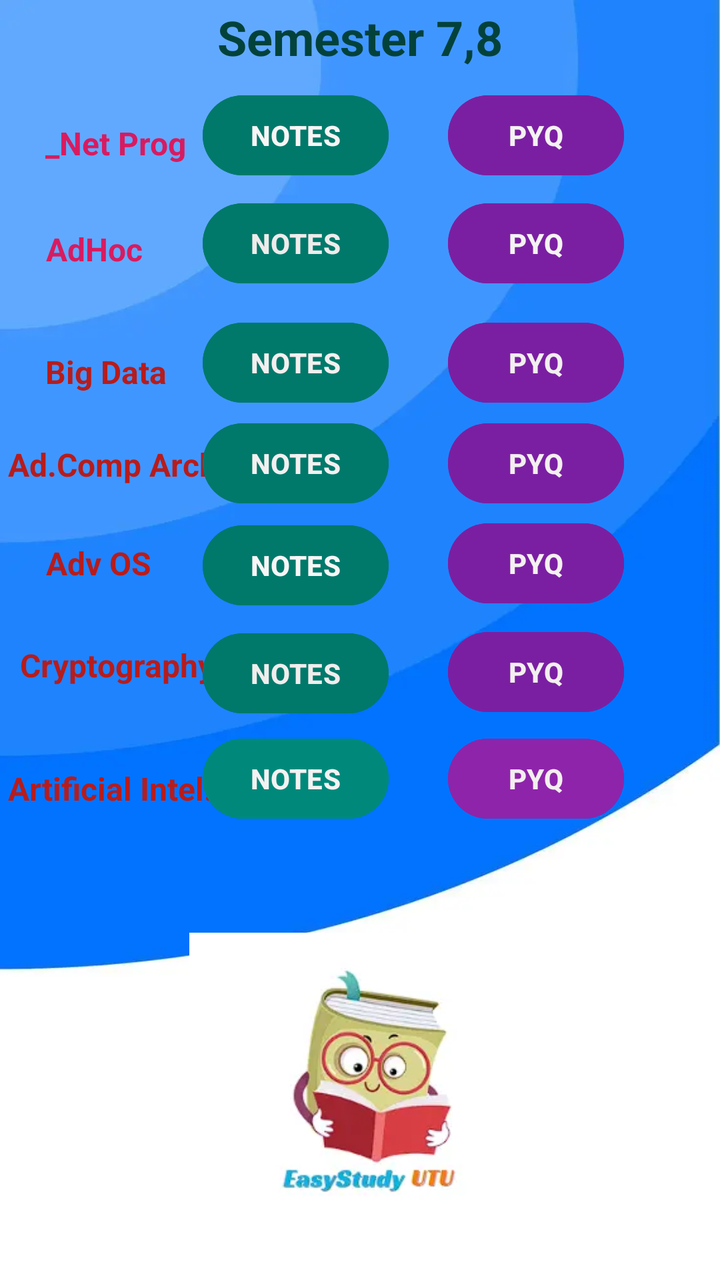
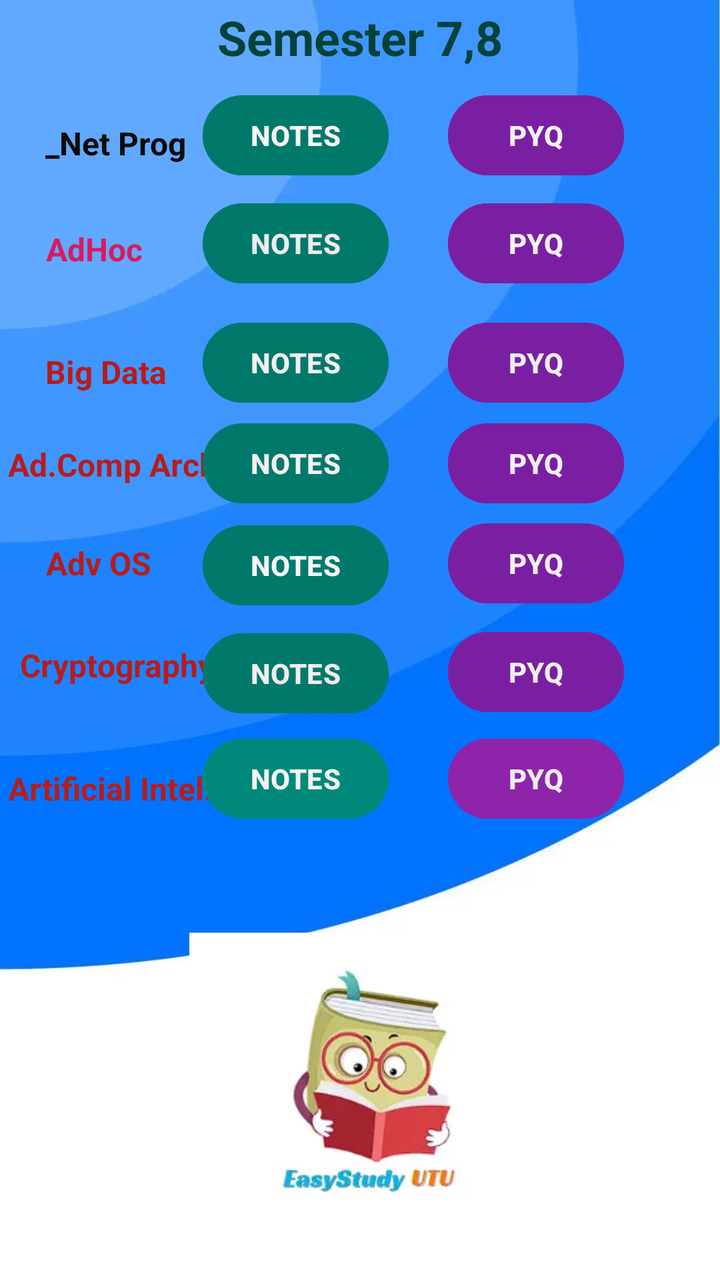

Two renders of the same Android screen: before a commit and after it. Below are the layout's source before the change and the commit's diff.
<!-- AndroidManifest.xml: application theme Theme.EasyStudyUTU -->
<!-- res/layout/activity_fourth_year.xml -->
<?xml version="1.0" encoding="utf-8"?>
<androidx.constraintlayout.widget.ConstraintLayout xmlns:android="http://schemas.android.com/apk/res/android"
    xmlns:app="http://schemas.android.com/apk/res-auto"
    xmlns:tools="http://schemas.android.com/tools"
    style="d"
    android:layout_width="match_parent"
    android:layout_height="match_parent"
    android:background="@drawable/background2"
    android:foregroundTint="#00897B"
    tools:context=".FourthYear">


    <TextView
        android:id="@+id/textView30"
        android:layout_width="wrap_content"
        android:layout_height="wrap_content"
        android:text="Cryptography"
        android:textColor="#B71C1C"
        android:textSize="16dp"
        android:textStyle="bold"
        app:layout_constraintBottom_toBottomOf="parent"
        app:layout_constraintEnd_toEndOf="parent"
        app:layout_constraintHorizontal_bias="0.038"
        app:layout_constraintStart_toStartOf="parent"
        app:layout_constraintTop_toTopOf="parent"
        app:layout_constraintVertical_bias="0.52" />

    <Button
        android:id="@+id/adhocpyq"
        android:layout_width="wrap_content"
        android:layout_height="wrap_content"
        android:backgroundTint="#7B1FA2"
        android:text="PYQ"
        android:textColor="#F4F3F3"
        android:textStyle="bold"
        app:layout_constraintBottom_toBottomOf="parent"
        app:layout_constraintEnd_toEndOf="parent"
        app:layout_constraintHorizontal_bias="0.823"
        app:layout_constraintStart_toStartOf="parent"
        app:layout_constraintTop_toTopOf="parent"
        app:layout_constraintVertical_bias="0.165" />

    <TextView
        android:id="@+id/textView25"
        android:layout_width="wrap_content"
        android:layout_height="wrap_content"
        android:foregroundTint="#F44336"
        android:text="Semester 7,8"
        android:textColor="#03423B"
        android:textSize="24dp"
        android:textStyle="bold"
        app:layout_constraintBottom_toBottomOf="parent"
        app:layout_constraintEnd_toEndOf="parent"
        app:layout_constraintStart_toStartOf="parent"
        app:layout_constraintTop_toTopOf="parent"
        app:layout_constraintVertical_bias="0.004" />

    <TextView
        android:id="@+id/textView26"
        android:layout_width="wrap_content"
        android:layout_height="wrap_content"
        android:text="_Net Prog"
        android:textColor="#D81B60"
        android:textSize="16dp"
        android:textStyle="bold"
        app:layout_constraintBottom_toBottomOf="parent"
        app:layout_constraintEnd_toEndOf="parent"
        app:layout_constraintHorizontal_bias="0.078"
        app:layout_constraintStart_toStartOf="parent"
        app:layout_constraintTop_toTopOf="parent"
        app:layout_constraintVertical_bias="0.098" />

    <Button
        android:id="@+id/dotnetnotes"
        android:layout_width="wrap_content"
        android:layout_height="wrap_content"
        android:backgroundTint="#00796B"
        android:text="NOTES"
        android:textColor="#F8F5F5"
        android:textStyle="bold"
        app:layout_constraintBottom_toBottomOf="parent"
        app:layout_constraintEnd_toEndOf="parent"
        app:layout_constraintHorizontal_bias="0.38"
        app:layout_constraintStart_toStartOf="parent"
        app:layout_constraintTop_toTopOf="parent"
        app:layout_constraintVertical_bias="0.074" />

    <Button
        android:id="@+id/dotnetpyq"
        android:layout_width="wrap_content"
        android:layout_height="wrap_content"
        android:backgroundTint="#7B1FA2"
        android:text="PYQ"
        android:textColor="#F4F2F2"
        android:textStyle="bold"
        app:layout_constraintBottom_toBottomOf="parent"
        app:layout_constraintEnd_toEndOf="parent"
        app:layout_constraintHorizontal_bias="0.823"
        app:layout_constraintStart_toStartOf="parent"
        app:layout_constraintTop_toTopOf="parent"
        app:layout_constraintVertical_bias="0.074" />

    <TextView
        android:id="@+id/textView27"
        android:layout_width="wrap_content"
        android:layout_height="wrap_content"
        android:text="AdHoc "
        android:textColor="#D81B60"
        android:textSize="16dp"
        android:textStyle="bold"
        app:layout_constraintBottom_toBottomOf="parent"
        app:layout_constraintEnd_toEndOf="parent"
        app:layout_constraintHorizontal_bias="0.075"
        app:layout_constraintStart_toStartOf="parent"
        app:layout_constraintTop_toTopOf="parent"
        app:layout_constraintVertical_bias="0.184" />

    <Button
        android:id="@+id/adhocnotes"
        android:layout_width="wrap_content"
        android:layout_height="wrap_content"
        android:backgroundTint="#00796B"
        android:text="NOTES"
        android:textColor="#EFEBEB"
        android:textStyle="bold"
        app:layout_constraintBottom_toBottomOf="parent"
        app:layout_constraintEnd_toEndOf="parent"
        app:layout_constraintHorizontal_bias="0.38"
        app:layout_constraintStart_toStartOf="parent"
        app:layout_constraintTop_toTopOf="parent"
        app:layout_constraintVertical_bias="0.165" />

    <TextView
        android:id="@+id/textView28"
        android:layout_width="wrap_content"
        android:layout_height="wrap_content"
        android:text="Big Data"
        android:textAllCaps="false"
        android:textColor="#B71C1C"
        android:textSize="16dp"
        android:textStyle="bold"
        app:layout_constraintBottom_toBottomOf="parent"
        app:layout_constraintEnd_toEndOf="parent"
        app:layout_constraintHorizontal_bias="0.076"
        app:layout_constraintStart_toStartOf="parent"
        app:layout_constraintTop_toTopOf="parent"
        app:layout_constraintVertical_bias="0.283" />

    <Button
        android:id="@+id/bigdatanotes"
        android:layout_width="wrap_content"
        android:layout_height="wrap_content"
        android:backgroundTint="#00796B"
        android:text="NOTES"
        android:textColor="#F3EFEF"
        android:textStyle="bold"
        app:layout_constraintBottom_toBottomOf="parent"
        app:layout_constraintEnd_toEndOf="parent"
        app:layout_constraintHorizontal_bias="0.38"
        app:layout_constraintStart_toStartOf="parent"
        app:layout_constraintTop_toTopOf="parent"
        app:layout_constraintVertical_bias="0.266" />

    <Button
        android:id="@+id/bigdatapyq"
        android:layout_width="wrap_content"
        android:layout_height="wrap_content"
        android:backgroundTint="#7B1FA2"
        android:text="PYQ"
        android:textColor="#F1EFEF"
        android:textStyle="bold"
        app:layout_constraintBottom_toBottomOf="parent"
        app:layout_constraintEnd_toEndOf="parent"
        app:layout_constraintHorizontal_bias="0.823"
        app:layout_constraintStart_toStartOf="parent"
        app:layout_constraintTop_toTopOf="parent"
        app:layout_constraintVertical_bias="0.266" />

    <TextView
        android:id="@+id/textView24"
        android:layout_width="wrap_content"
        android:layout_height="wrap_content"
        android:text="Ad.Comp Arch"
        android:textColor="#B71C1C"
        android:textSize="16dp"
        android:textStyle="bold"
        app:layout_constraintBottom_toBottomOf="parent"
        app:layout_constraintEnd_toEndOf="parent"
        app:layout_constraintHorizontal_bias="0.016"
        app:layout_constraintStart_toStartOf="parent"
        app:layout_constraintTop_toTopOf="parent"
        app:layout_constraintVertical_bias="0.358" />

    <Button
        android:id="@+id/advcoanotes"
        android:layout_width="wrap_content"
        android:layout_height="wrap_content"
        android:backgroundTint="#00796B"
        android:text="NOTES"
        android:textColor="#F3F0F0"
        android:textStyle="bold"
        app:layout_constraintBottom_toBottomOf="parent"
        app:layout_constraintEnd_toEndOf="parent"
        app:layout_constraintHorizontal_bias="0.38"
        app:layout_constraintStart_toStartOf="parent"
        app:layout_constraintTop_toTopOf="parent"
        app:layout_constraintVertical_bias="0.351" />

    <Button
        android:id="@+id/advcoapyq"
        android:layout_width="wrap_content"
        android:layout_height="wrap_content"
        android:backgroundTint="#7B1FA2"
        android:text="PYQ"
        android:textColor="#F3EFEF"
        android:textStyle="bold"
        app:layout_constraintBottom_toBottomOf="parent"
        app:layout_constraintEnd_toEndOf="parent"
        app:layout_constraintHorizontal_bias="0.823"
        app:layout_constraintStart_toStartOf="parent"
        app:layout_constraintTop_toTopOf="parent"
        app:layout_constraintVertical_bias="0.351" />

    <TextView
        android:id="@+id/textView29"
        android:layout_width="wrap_content"
        android:layout_height="wrap_content"
        android:text="Adv OS"
        android:textColor="#B71C1C"
        android:textSize="16dp"
        android:textStyle="bold"
        app:layout_constraintBottom_toBottomOf="parent"
        app:layout_constraintEnd_toEndOf="parent"
        app:layout_constraintHorizontal_bias="0.075"
        app:layout_constraintStart_toStartOf="parent"
        app:layout_constraintTop_toTopOf="parent"
        app:layout_constraintVertical_bias="0.438" />

    <Button
        android:id="@+id/advosnotes"
        android:layout_width="wrap_content"
        android:layout_height="wrap_content"
        android:backgroundTint="#00796B"
        android:text="NOTES"
        android:textColor="#F8F6F6"
        android:textStyle="bold"
        app:layout_constraintBottom_toBottomOf="parent"
        app:layout_constraintEnd_toEndOf="parent"
        app:layout_constraintHorizontal_bias="0.38"
        app:layout_constraintStart_toStartOf="parent"
        app:layout_constraintTop_toTopOf="parent"
        app:layout_constraintVertical_bias="0.437" />

    <Button
        android:id="@+id/advospyq"
        android:layout_width="wrap_content"
        android:layout_height="wrap_content"
        android:backgroundTint="#7B1FA2"
        android:text="PYQ"
        android:textColor="#F4F1F1"
        android:textStyle="bold"
        app:layout_constraintBottom_toBottomOf="parent"
        app:layout_constraintEnd_toEndOf="parent"
        app:layout_constraintHorizontal_bias="0.823"
        app:layout_constraintStart_toStartOf="parent"
        app:layout_constraintTop_toTopOf="@+id/textView25"
        app:layout_constraintVertical_bias="0.433" />

    <Button
        android:id="@+id/cryptonotes"
        android:layout_width="wrap_content"
        android:layout_height="wrap_content"
        android:backgroundTint="#00796B"
        android:text="NOTES"
        android:textColor="#F1EDED"
        android:textStyle="bold"
        app:layout_constraintBottom_toBottomOf="parent"
        app:layout_constraintEnd_toEndOf="parent"
        app:layout_constraintHorizontal_bias="0.38"
        app:layout_constraintStart_toStartOf="parent"
        app:layout_constraintTop_toTopOf="parent"
        app:layout_constraintVertical_bias="0.528" />

    <Button
        android:id="@+id/cryptopyq"
        android:layout_width="wrap_content"
        android:layout_height="wrap_content"
        android:backgroundTint="#7B1FA2"
        android:text="PYQ"
        android:textColor="#F3EFEF"
        android:textStyle="bold"
        app:layout_constraintBottom_toBottomOf="parent"
        app:layout_constraintEnd_toEndOf="parent"
        app:layout_constraintHorizontal_bias="0.823"
        app:layout_constraintStart_toStartOf="parent"
        app:layout_constraintTop_toTopOf="@+id/textView25"
        app:layout_constraintVertical_bias="0.525" />

    <ImageView
        android:id="@+id/imageView7"
        android:layout_width="171dp"
        android:layout_height="185dp"
        app:layout_constraintBottom_toBottomOf="parent"
        app:layout_constraintEnd_toEndOf="parent"
        app:layout_constraintStart_toStartOf="parent"
        app:layout_constraintTop_toTopOf="parent"
        app:layout_constraintVertical_bias="1.0"
        app:srcCompat="@drawable/applogo" />

    <TextView
        android:id="@+id/textView31"
        android:layout_width="wrap_content"
        android:layout_height="wrap_content"
        android:backgroundTint="#D81B60"
        android:text="Artificial Intel."
        android:textColor="#B71C1C"
        android:textSize="16dp"
        android:textStyle="bold"
        app:layout_constraintBottom_toBottomOf="parent"
        app:layout_constraintEnd_toEndOf="parent"
        app:layout_constraintHorizontal_bias="0.016"
        app:layout_constraintStart_toStartOf="parent"
        app:layout_constraintTop_toTopOf="parent"
        app:layout_constraintVertical_bias="0.62" />

    <Button
        android:id="@+id/ainotes"
        android:layout_width="wrap_content"
        android:layout_height="wrap_content"
        android:backgroundTint="#00897B"
        android:text="NOTES"
        android:textColor="#F4F2F2"
        android:textStyle="bold"
        app:layout_constraintBottom_toBottomOf="parent"
        app:layout_constraintEnd_toEndOf="parent"
        app:layout_constraintHorizontal_bias="0.38"
        app:layout_constraintStart_toStartOf="parent"
        app:layout_constraintTop_toTopOf="parent"
        app:layout_constraintVertical_bias="0.617" />

    <Button
        android:id="@+id/aipyq"
        android:layout_width="wrap_content"
        android:layout_height="wrap_content"
        android:backgroundTint="#8E24AA"
        android:text="PYQ"
        android:textColor="#F3EFEF"
        android:textStyle="bold"
        app:layout_constraintBottom_toBottomOf="parent"
        app:layout_constraintEnd_toEndOf="parent"
        app:layout_constraintHorizontal_bias="0.823"
        app:layout_constraintStart_toStartOf="parent"
        app:layout_constraintTop_toTopOf="parent"
        app:layout_constraintVertical_bias="0.617" />

</androidx.constraintlayout.widget.ConstraintLayout>
<!-- resources referenced by this layout -->
<resources>
  <!-- drawable applogo: webp bitmap (drawable, 4716 bytes) -->
  <!-- drawable background2: webp bitmap (drawable, 6770 bytes) -->
  <style name="Theme.EasyStudyUTU" parent="Base.Theme.EasyStudyUTU" />
  <style name="Base.Theme.EasyStudyUTU" parent="Theme.Material3.DayNight.NoActionBar">
          
          
      </style>
</resources>

<!-- the commit's change to res/layout/activity_fourth_year.xml (unified diff, before → after) -->
@@ -60,7 +60,7 @@
         android:layout_width="wrap_content"
         android:layout_height="wrap_content"
         android:text="_Net Prog"
-        android:textColor="#D81B60"
+        android:textColor="#0B0B0B"
         android:textSize="16dp"
         android:textStyle="bold"
         app:layout_constraintBottom_toBottomOf="parent"
